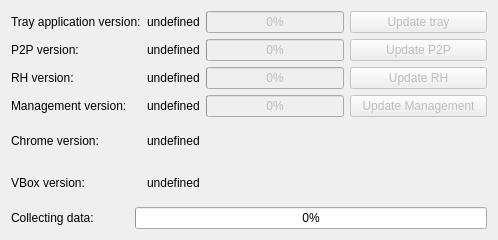
The window that hub/forms/DlgAbout.ui (subutai-io/control-center) describes before a commit, drawn with Qt 5.
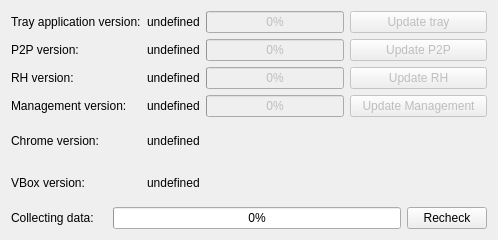
The same window after the commit.

Commit message: Added Recheck button to About dialog

Patch:
```diff
--- a/hub/forms/DlgAbout.ui
+++ b/hub/forms/DlgAbout.ui
@@ -255,7 +255,7 @@
       </layout>
      </item>
      <item row="1" column="0">
-      <layout class="QGridLayout" name="gridLayout" columnstretch="1,3">
+      <layout class="QGridLayout" name="gridLayout" columnstretch="1,3,0">
        <item row="0" column="0">
         <widget class="QLabel" name="lbl_about_init">
          <property name="text">
@@ -273,6 +273,13 @@
          </property>
         </widget>
        </item>
+       <item row="0" column="2">
+        <widget class="QPushButton" name="btn_recheck">
+         <property name="text">
+          <string>Recheck</string>
+         </property>
+        </widget>
+       </item>
       </layout>
      </item>
     </layout>
```
The commit also changes 2 other files.
